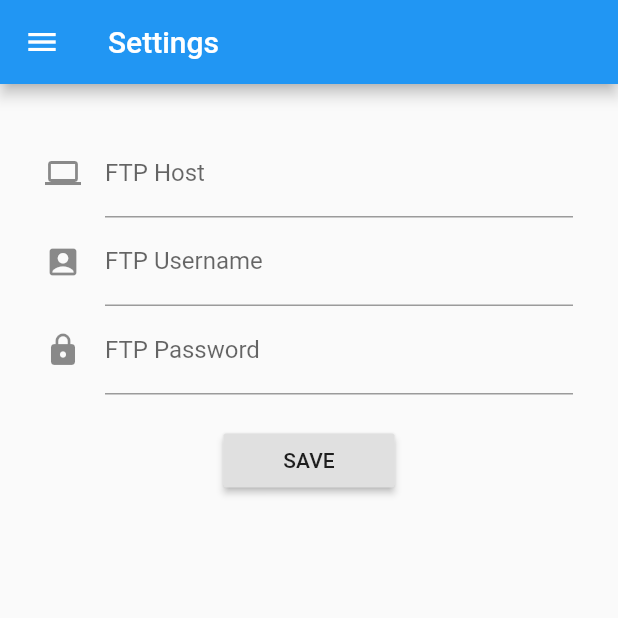
After one commit to acidjazz/uploader, a Flutter app: the Settings screen opened by its route, on a phone screen of 412 x 824 dp, the top half of it. The commit adds this screen. Run offline on Flutter 3.47's test engine with Material 2 defaults, Android fonts, the phone set to English and light mode, and no system bars; our stand-ins replace connectivity, firebase_auth, firebase_storage, flutter_native_image, image_picker, shared_preferences; missing offline and left inert: a package; accounts and stored records are empty.

Commit message:
✨ new settings screen! FTP creds added

```diff
--- a/lib/HomeDrawer.dart
+++ b/lib/HomeDrawer.dart
@@ -59,6 +59,12 @@ class HomeDrawer extends StatelessWidget {
               onTap: () => Navigator.pushNamed(context, '/inventories'),
               selected: this.routeName == '/inventories',
             ),
+            new ListTile(
+              leading: const Icon(Icons.settings),
+              title: const Text('Settings'),
+              onTap: () => Navigator.pushNamed(context, '/settings'),
+              selected: this.routeName == '/settings',
+            ),
           ],
         ),
       );
--- a/lib/main.dart
+++ b/lib/main.dart
@@ -1,5 +1,6 @@
 import 'package:flutter/material.dart';
 import 'package:maxanet_uploader/pages/inventories.dart' show Inventories;
+import 'package:maxanet_uploader/pages/settings.dart';
 import 'pages/inventory.dart' show Inventory;
 import 'pages/login.dart' show Login;
 import 'pages/home.dart' show Home;
@@ -12,6 +13,7 @@ class Uploader extends StatelessWidget {
     return new MaterialApp(
       title: 'Maxanet Uploader',
       home: new Center(child: new Login()),
+      // theme: ThemeData.dark(),
       onGenerateRoute: (RouteSettings settings) {
         final List<String> path = settings.name.split('/');
         if (path[1]  != 'inventory') {
@@ -25,6 +27,7 @@ class Uploader extends StatelessWidget {
         '/home': (BuildContext context) => new Home(),
         '/login': (BuildContext context) => new Login(),
         '/inventories': (BuildContext context) => new Inventories(),
+        '/settings': (BuildContext context) => new Settings(),
       },
     );
   }
--- a/lib/pages/login.dart
+++ b/lib/pages/login.dart
@@ -37,7 +37,11 @@ class LoginState extends State<Login> {
       form.save();
       anon = await _auth.signInAnonymously();
       await user.save();
-      Navigator.of(context).pushReplacementNamed('/inventories');
+      if (user.ftpValid != 'true') {
+        Navigator.of(context).pushReplacementNamed('/settings');
+      } else {
+        Navigator.of(context).pushReplacementNamed('/inventories');
+      }
     }
   }
 
@@ -79,7 +83,6 @@ class LoginState extends State<Login> {
                   crossAxisAlignment: CrossAxisAlignment.center,
                   children: <Widget>[
                     new Image.asset('images/icon-small.png', width: 100.0),
-
                     new TextFormField(
                       decoration: const InputDecoration(
                         icon: const Icon(Icons.group),
@@ -93,7 +96,6 @@ class LoginState extends State<Login> {
                       },
                       validator: _validateEmail,
                     ),
-
                     new TextFormField(
                       decoration: const InputDecoration(
                         icon: const Icon(Icons.lock),
@@ -107,7 +109,6 @@ class LoginState extends State<Login> {
                       },
                       validator: _validatePassword,
                     ),
-
                     new Container(
                       padding: const EdgeInsets.all(20.0),
                       alignment: Alignment.center,
--- /dev/null
+++ b/lib/pages/settings.dart
@@ -0,0 +1,91 @@
+import 'dart:async';
+
+import 'package:flutter/material.dart';
+import 'package:maxanet_uploader/HomeDrawer.dart';
+import 'package:maxanet_uploader/UserData.dart';
+
+
+class Settings extends StatefulWidget {
+  @override
+  SettingsState createState() => new SettingsState();
+}
+
+class SettingsState extends State<Settings> {
+
+  final GlobalKey<ScaffoldState> _scaffoldKey = new GlobalKey<ScaffoldState>();
+  final GlobalKey<FormState> _formKey = new GlobalKey<FormState>();
+
+  bool _verifying = false;
+
+  Future _handleSave () async {
+
+    setState(() => _verifying = true);
+    _snackBar('Verifying FTP Credentials');
+
+  }
+
+  void _snackBar(String value) {
+    _scaffoldKey.currentState.showSnackBar(new SnackBar(
+      content: new Text(value),
+      duration: const Duration(seconds: 3),
+    ));
+  }
+
+  @override
+  Widget build(BuildContext context) {
+    return new Scaffold(
+      key: _scaffoldKey,
+      appBar: new AppBar(title: new Text('Settings')),
+      drawer: new HomeDrawer('/settings'),
+      body: new Form(
+        key: _formKey,
+        child: new Container(
+          padding: new EdgeInsets.symmetric(horizontal: 30.0, vertical: 30.0),
+          child: new Column(
+            children: <Widget>[
+              new TextFormField(
+                decoration: const InputDecoration(
+                  icon: const Icon(Icons.computer),
+                  labelText: 'FTP Host',
+                ),
+                initialValue: user.ftpHost,
+                keyboardType: TextInputType.text,
+                onSaved: (String value) { user.ftpHost = value; }
+                ),
+              new TextFormField(
+                decoration: const InputDecoration(
+                  icon: const Icon(Icons.account_box),
+                  labelText: 'FTP Username',
+                ),
+                initialValue: user.ftpUsername,
+                keyboardType: TextInputType.text,
+                onSaved: (String value) { user.ftpUsername = value; }
+              ),
+              new TextFormField(
+                decoration: const InputDecoration(
+                  icon: const Icon(Icons.lock),
+                  labelText: 'FTP Password',
+                ),
+                initialValue: user.ftpPassword ,
+                keyboardType: TextInputType.text,
+                onSaved: (String value) { user.ftpPassword = value; }
+              ),
+              new Container(
+                padding: const EdgeInsets.all(20.0),
+                alignment: Alignment.center,
+                child: _verifying ?
+                new CircularProgressIndicator() :
+                new RaisedButton(
+                  padding: EdgeInsets.symmetric(vertical: 10.0, horizontal: 40.0),
+                  child: const Text("SAVE"),
+                  onPressed: _handleSave,
+                ),
+              ),
+            ]
+          ),
+        ),
+      ),
+    );
+  }
+
+}
```
Also changed, not shown: lib/UserData.dart (+13 -11 lines), 1 other file.
